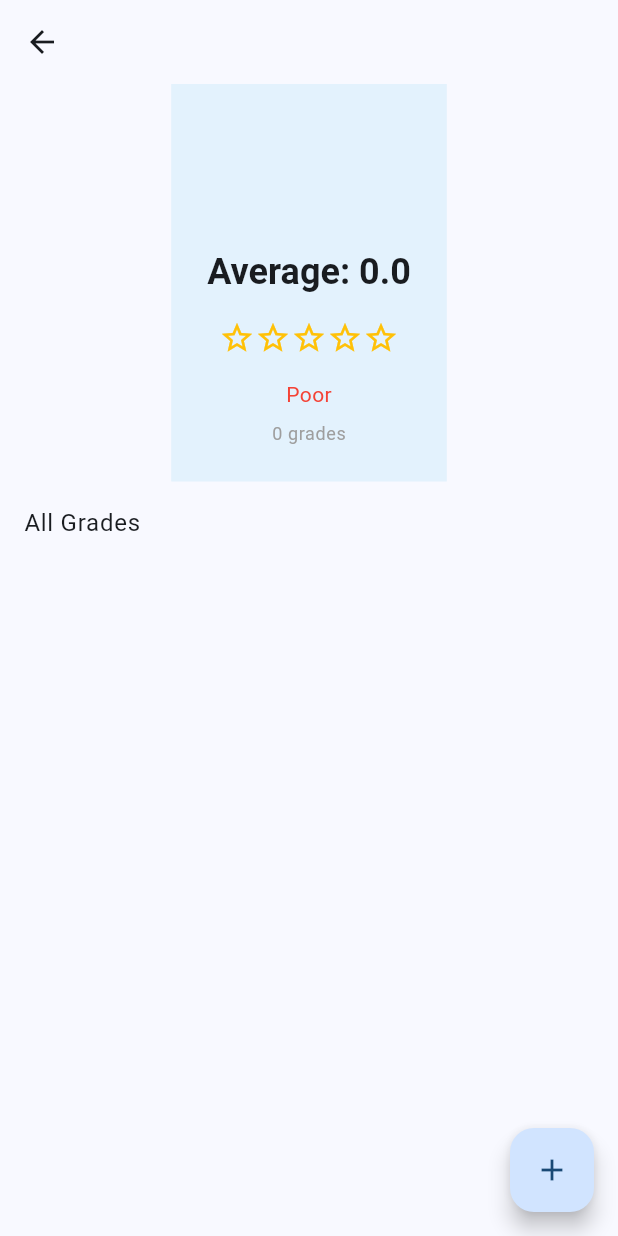
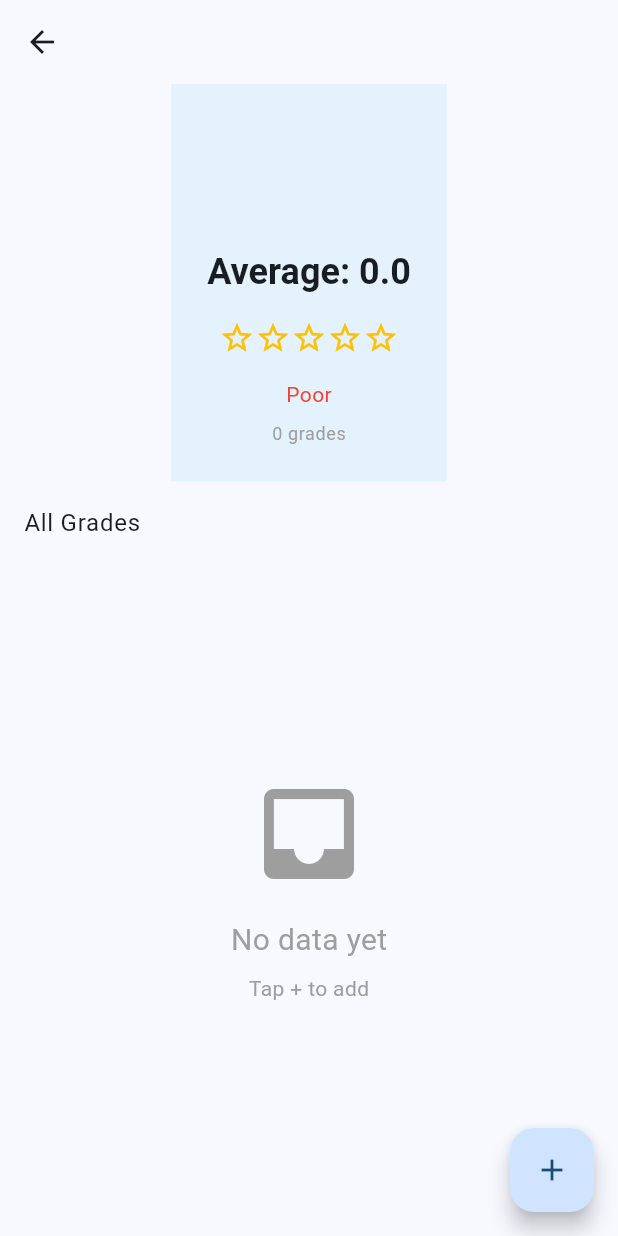
Before and after one commit to OstrohCoder/flutter, a Flutter app: the SubjectDetailsScreen screen opened directly with empty values, on a phone screen of 412 x 824 dp. Run offline on Flutter 3.47's test engine with Material 3 defaults, Android fonts, the phone set to English and light mode, and no system bars; our stand-ins replace shared_preferences; accounts and stored records are empty.

Commit message:
Student Gradebook app v1.1

```diff
--- a/student_gradebook/lib/screens/home_screen.dart
+++ b/student_gradebook/lib/screens/home_screen.dart
@@ -3,6 +3,7 @@ import '../models/subject.dart';
 import '../models/grade.dart';
 import '../models/grade_type.dart';
 import '../widgets/subject_card.dart';
+import '../widgets/empty_state.dart';
 import 'subject_details_screen.dart';
 
 class HomeScreen extends StatefulWidget {
@@ -274,12 +275,15 @@ class _HomeScreenState extends State<HomeScreen> {
           ),
 
           Expanded(
-            child: ListView.builder(
+            child: _subjects.isEmpty
+                ? const EmptyState()
+                : ListView.builder(
                     itemCount: _subjects.length,
                     itemBuilder: (context, index) {
                       return SubjectCard(
                         subject: _subjects[index],
-                  onTap: () => _navigateToSubjectDetails(_subjects[index]),
+                        onTap: () =>
+                            _navigateToSubjectDetails(_subjects[index]),
                       );
                     },
                   ),
--- a/student_gradebook/lib/screens/subject_details_screen.dart
+++ b/student_gradebook/lib/screens/subject_details_screen.dart
@@ -2,6 +2,7 @@ import 'package:flutter/material.dart';
 import '../models/subject.dart';
 import '../models/grade.dart';
 import '../models/grade_type.dart';
+import '../widgets/empty_state.dart';
 
 class SubjectDetailsScreen extends StatefulWidget {
   final Subject subject;
@@ -200,7 +201,9 @@ class _SubjectDetailsScreenState extends State<SubjectDetailsScreen> {
           ),
 
           Expanded(
-            child: ListView.builder(
+            child: widget.subject.grades.isEmpty
+                ? const EmptyState() // Покаже емпті стейт, якщо оцінок немає
+                : ListView.builder(
                     itemCount: widget.subject.grades.length,
                     itemBuilder: (context, index) {
                       final grade = widget.subject.grades[index];
--- /dev/null
+++ b/student_gradebook/lib/widgets/empty_state.dart
@@ -0,0 +1,24 @@
+import 'package:flutter/material.dart';
+
+class EmptyState extends StatelessWidget {
+  const EmptyState({super.key});
+
+  @override
+  Widget build(BuildContext context) {
+    return Center(
+      child: Column(
+        mainAxisAlignment: MainAxisAlignment.center,
+        children: const [
+          Icon(Icons.inbox, size: 80, color: Colors.grey),
+          SizedBox(height: 16),
+          Text(
+            'No data yet',
+            style: TextStyle(fontSize: 20, color: Colors.grey),
+          ),
+          SizedBox(height: 8),
+          Text('Tap + to add', style: TextStyle(color: Colors.grey)),
+        ],
+      ),
+    );
+  }
+}
```
Lines whose indentation alone changed are shown as unchanged.
